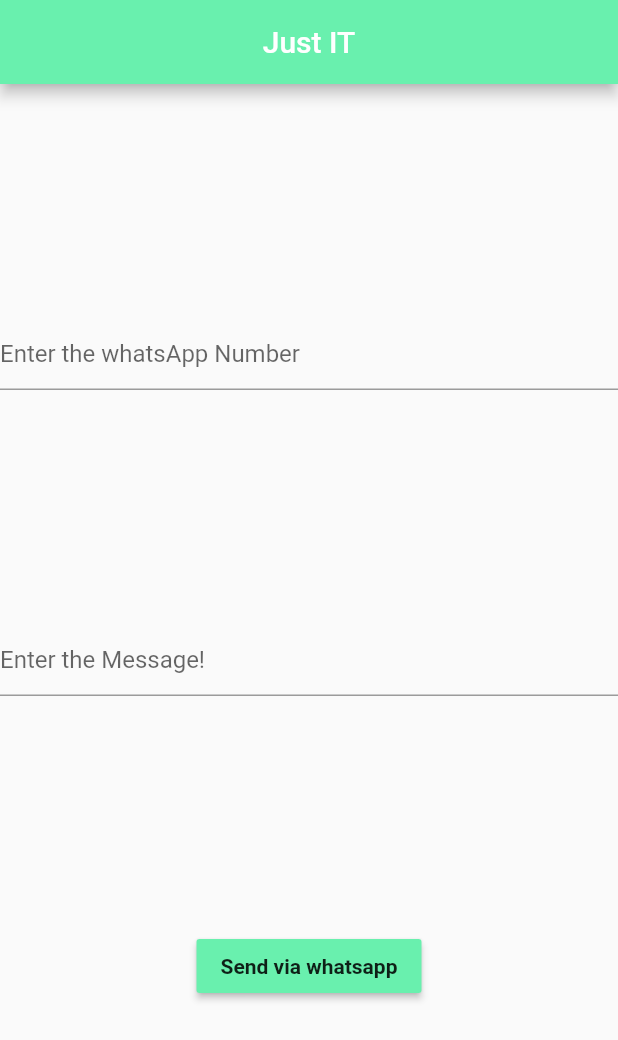
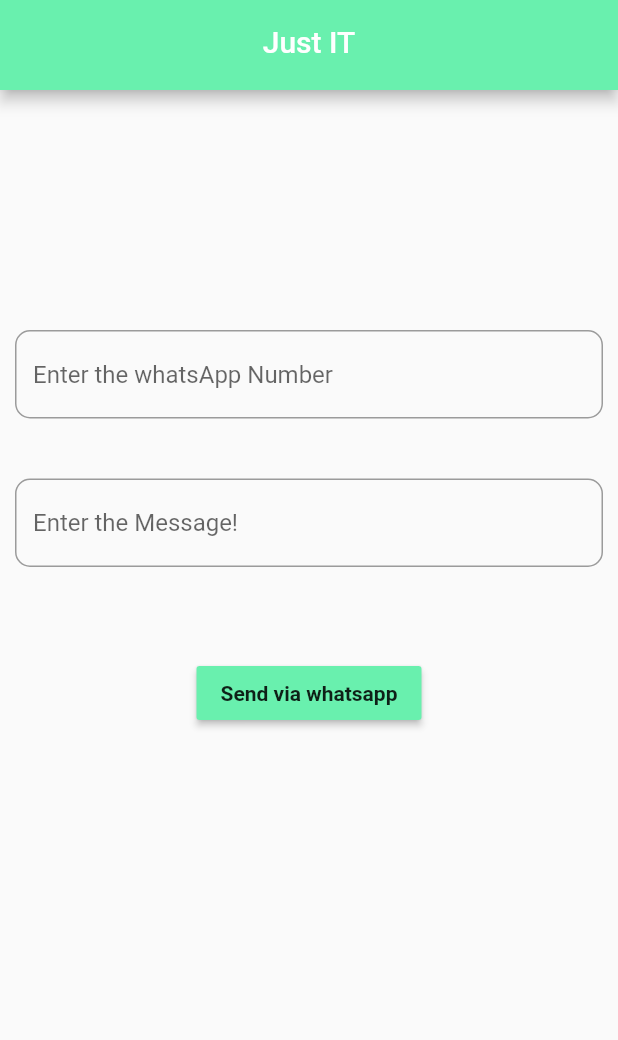
Before and after one commit to Aravindan-D/JUST_IT, a Flutter app: the screen it shows after launch, on a phone screen of 412 x 824 dp. Shown: the top 1040 px of the screen. Run offline on Flutter 3.47's test engine with Material 2 defaults, Android fonts, the phone set to English and light mode, and no system bars.

Commit message:
Update main.dart

```diff
--- a/just_it/lib/main.dart
+++ b/just_it/lib/main.dart
@@ -24,28 +24,49 @@ class _MyAppState extends State<MyApp> {
     return MaterialApp(
       debugShowCheckedModeBanner: false,
       home: Scaffold(
-        appBar: AppBar(
+        appBar:
+        PreferredSize(
+        preferredSize: Size.fromHeight(60.0),
+        child:AppBar(
           backgroundColor: Colors.greenAccent,
+
           centerTitle: true,
           title: Text('Just IT'),
-        ),
+        ),),
         body: Center(
           child: Column(
-            mainAxisAlignment: MainAxisAlignment.spaceEvenly,
+            //mainAxisAlignment: MainAxisAlignment,
             children: [
-              TextField(
+              SizedBox(height: 150),
+              Container(
+                padding: EdgeInsets.all(10),
+                child: TextField(
                 controller: opphone,
                 keyboardType: TextInputType.phone,
                 decoration: InputDecoration(
+                  border: OutlineInputBorder(
+                  borderRadius: BorderRadius.circular(10.0),
+
+                ),
                   hintText: "Enter the whatsApp Number",
+
                 ),
               ),
-              TextField(
+              ),
+              SizedBox(height: 20),
+          Container(
+            padding: EdgeInsets.all(10),
+
+            child: TextField(
                 controller: opmessage,
                 decoration: InputDecoration(
+                  border: OutlineInputBorder(
+                  borderRadius: BorderRadius.circular(10.0),
+                ),
                   hintText: "Enter the Message!",
                 ),
-              ),
+              ),),
+              SizedBox(height: 50),
               RaisedButton(
                 color: Colors.greenAccent,
                 onPressed: () {
```
